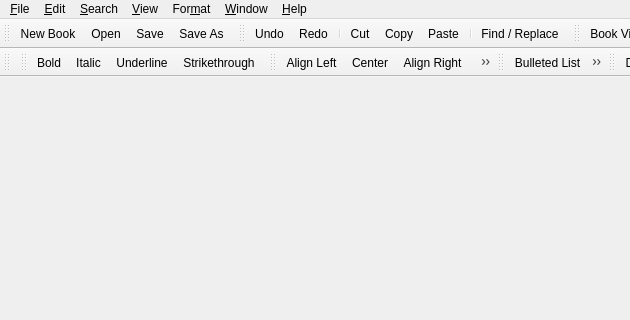
The window that src/Sigil/Form_Files/main.ui (Sigil-Ebook/Sigil) describes before a commit, drawn with Qt 5; both pictures show x 0 to 630 and y 0 to 320 of the 945 by 673 pixel window.
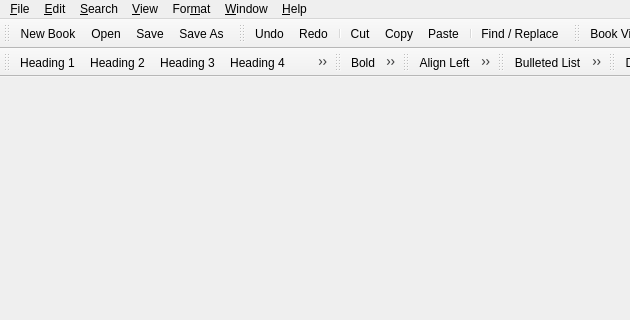
The same window after the commit. Icons and pictures are not drawn.

Commit message: Replace the Headings combo box with individual toolbar buttons for easier/faster access

Patch:
```diff
--- a/src/Sigil/Form_Files/main.ui
+++ b/src/Sigil/Form_Files/main.ui
@@ -314,6 +314,13 @@
    <attribute name="toolBarBreak">
     <bool>true</bool>
    </attribute>
+   <addaction name="actionHeading1"/>
+   <addaction name="actionHeading2"/>
+   <addaction name="actionHeading3"/>
+   <addaction name="actionHeading4"/>
+   <addaction name="actionHeading5"/>
+   <addaction name="actionHeading6"/>
+   <addaction name="actionHeadingNormal"/>
   </widget>
   <widget class="QToolBar" name="toolBarTextFormats">
    <property name="windowTitle">
```
Left out of the diff: 51 changed lines with no effect on the pictures. The commit also changes 10 other files.
